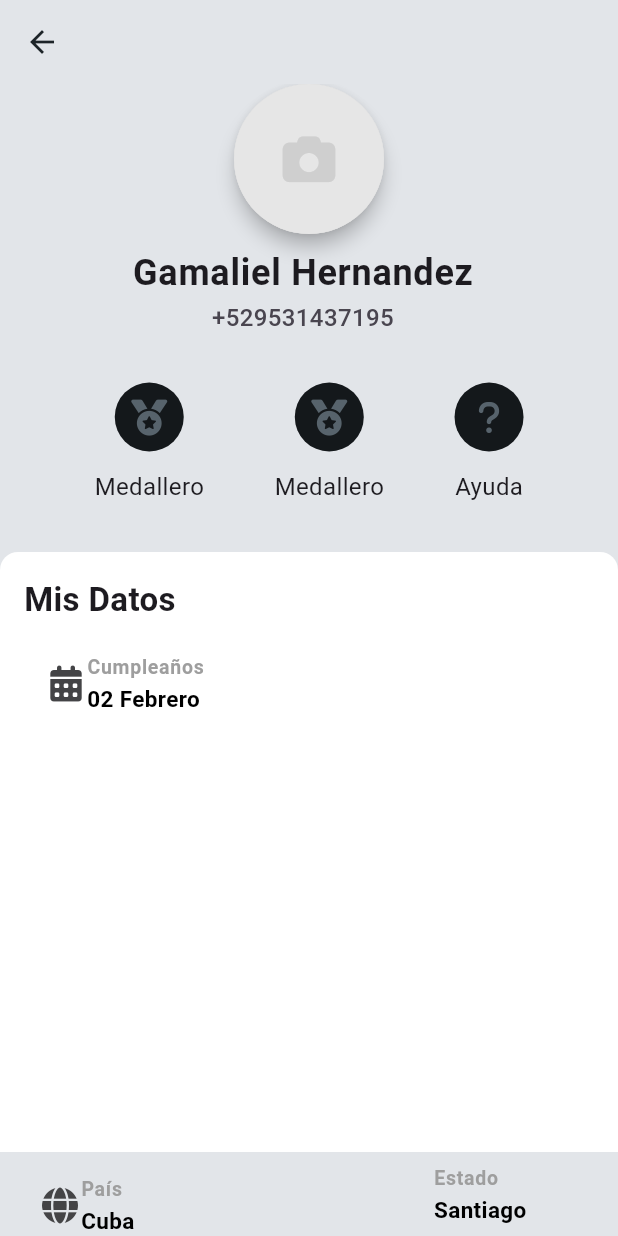
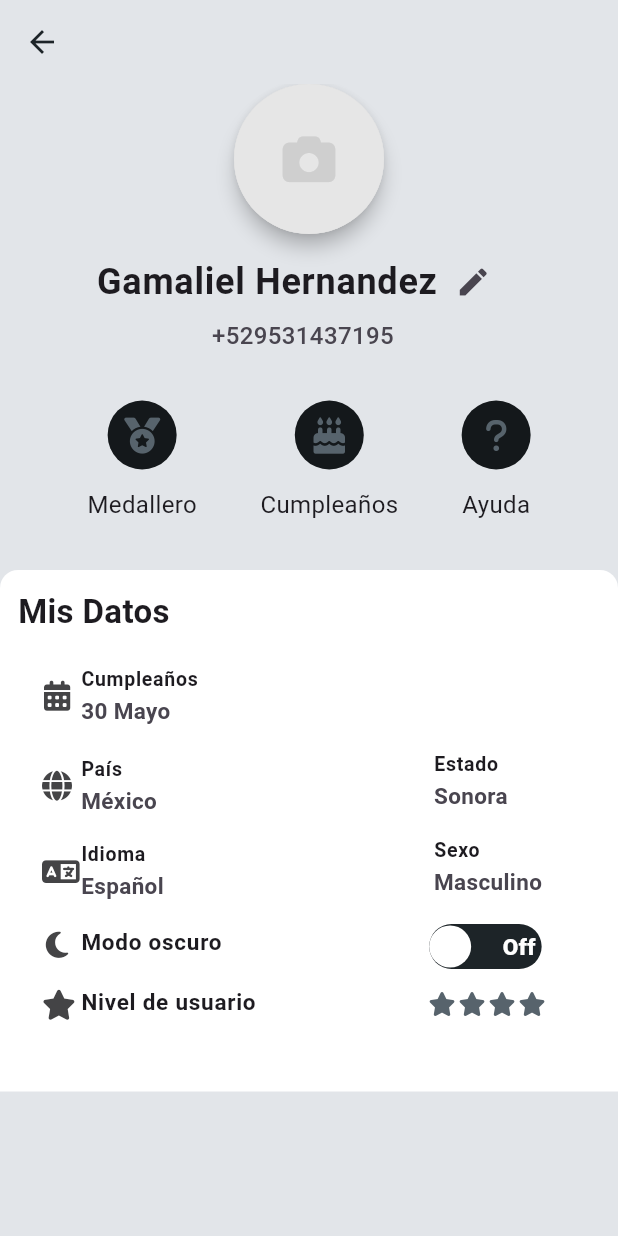
Before and after one commit to UNAV-ISC/rpsp_rep, a Flutter app: the ProfileView screen opened by its route, on a phone screen of 412 x 824 dp. Run offline on Flutter 3.47's test engine with Material 3 defaults, Android fonts, the phone set to English and light mode, and no system bars; drawn by our look-alikes of flutter_switch; our stand-ins replace font_awesome_flutter, get, image_picker, shared_preferences, table_calendar, webview_flutter; missing offline and left inert: flutter_inappwebview; accounts and stored records are empty.

Commit message:
G_sabado

```diff
--- a/lib/app/data/providers/user_provider.dart
+++ b/lib/app/data/providers/user_provider.dart
@@ -6,9 +6,9 @@ class UserProvider extends GetxService {
     name: 'Gamaliel',
     lastName: 'Hernandez',
     email: '+529531437195',
-    birthDate: '02 Febrero',
-    country: 'Cuba',
-    county: 'Santiago',
+    birthDate: '30 Mayo',
+    country: 'México',
+    county: 'Sonora',
     language: 'Español',
     sex: 'Masculino',
     darkMode: false,
--- a/lib/app/modules/home/components/bible_dialog.dart
+++ b/lib/app/modules/home/components/bible_dialog.dart
@@ -28,9 +28,12 @@ _bibleDialog(BuildContext context) {
           mainAxisSize: MainAxisSize.max,
           children: [
             CustomMaterialButton(
-                child: const Text('Escuchar'), onPressed: () {}),
+                color: Theme.of(context).cardColor,
+                child: const Text('Escuchar'),
+                onPressed: () {}),
             const SizedBox(height: 10),
             CustomMaterialButton(
+                color: Theme.of(context).cardColor,
                 child: const Text('Leer'),
                 onPressed: () {
                   Get.back();
--- a/lib/app/modules/home/components/calendar.dart
+++ b/lib/app/modules/home/components/calendar.dart
@@ -71,7 +71,7 @@ class __CalendarState extends State<_Calendar> {
           calendarStyle: const CalendarStyle(
             todayDecoration: BoxDecoration(
               shape: BoxShape.circle,
-              //color: Color.fromARGB(255, 57, 210, 192),
+              color: Color.fromARGB(255, 57, 210, 192),
             ),
             todayTextStyle: TextStyle(
               fontSize: 17,
--- a/lib/app/modules/onboarding/views/onboarding_view.dart
+++ b/lib/app/modules/onboarding/views/onboarding_view.dart
@@ -47,9 +47,7 @@ class OnboardingView extends GetView<OnboardingController> {
                           () => Text(
                             _.isLastPage ? 'COMENZAR' : 'SIGUIENTE',
                             style: const TextStyle(
-                                color: Colors.white54,
-                                fontWeight: FontWeight.bold,
-                                fontSize: 16.0),
+                                fontWeight: FontWeight.bold, fontSize: 16.0),
                           ),
                         ),
                         onPressed: () => _.isLastPage
@@ -88,7 +86,6 @@ class _CustomButton extends StatelessWidget {
         ),
         margin: const EdgeInsets.symmetric(horizontal: 20.0, vertical: 15),
         child: MaterialButton(
-          disabledColor: Colors.grey,
           shape:
               RoundedRectangleBorder(borderRadius: BorderRadius.circular(18.0)),
           height: 60,
--- a/lib/app/modules/perfil/components/dark_mode_switch.dart
+++ b/lib/app/modules/perfil/components/dark_mode_switch.dart
@@ -17,7 +17,7 @@ class _DarkModeSwitch extends GetView<ProfileController> {
           toggleSize: 28.0,
           borderRadius: 30.0,
           activeColor: Theme.of(context).primaryColor,
-          inactiveColor: const Color(0xffC8881F),
+          inactiveColor: Theme.of(context).primaryColor,
           value: _.darkMode.value,
           onToggle: (value) {
             _.darkMode.value = value;
--- a/lib/app/modules/perfil/components/ver_button.dart
+++ b/lib/app/modules/perfil/components/ver_button.dart
@@ -11,8 +11,9 @@ class _VerButton extends StatelessWidget {
         shape: const StadiumBorder(),
       ),
       child: const Text(
-        "Ver",
-        style: TextStyle(fontWeight: FontWeight.bold, fontSize: 17),
+        "Ir",
+        style: TextStyle(
+            color: Colors.white, fontWeight: FontWeight.bold, fontSize: 17),
       ),
       onPressed: () {},
     );
--- a/lib/app/modules/perfil/views/perfil_view.dart
+++ b/lib/app/modules/perfil/views/perfil_view.dart
@@ -46,8 +46,7 @@ class ProfileView extends GetView<ProfileController> {
                   selectImage: _.selectImageFromGallery),
               _dataProfile(context),
               _links(),
-              _dataPersonal(context),
-              _rowData()
+              _dataPersonal(context)
             ],
           ),
         ),
@@ -79,9 +78,9 @@ class ProfileView extends GetView<ProfileController> {
                 width: 46,
                 decoration: BoxDecoration(
                     color: Get.theme.splashColor, shape: BoxShape.circle),
-                child: const Icon(FontAwesomeIcons.medal, size: 24)),
+                child: const Icon(FontAwesomeIcons.cakeCandles, size: 24)),
             const SizedBox(height: 12),
-            const Text('Medallero', style: TextStyle(fontSize: 16))
+            const Text('Cumpleaños', style: TextStyle(fontSize: 16))
           ]),
           Column(children: [
             Container(
@@ -103,13 +102,13 @@ class ProfileView extends GetView<ProfileController> {
 
     return Container(
       width: responsive.width,
-      height: 400,
-      decoration: const BoxDecoration(
-          color: Colors.white,
-          borderRadius: BorderRadius.only(
+      height: responsive.height * 0.422,
+      decoration: BoxDecoration(
+          color: Theme.of(context).cardColor,
+          borderRadius: const BorderRadius.only(
               topLeft: Radius.circular(12), topRight: Radius.circular(12))),
       child: Padding(
-        padding: EdgeInsets.all(16),
+        padding: const EdgeInsets.all(12),
         child: Column(
           mainAxisAlignment: MainAxisAlignment.start,
           crossAxisAlignment: CrossAxisAlignment.start,
@@ -123,6 +122,7 @@ class ProfileView extends GetView<ProfileController> {
               title: 'Cumpleaños',
               info: _.user.birthDate!,
             ),
+            _rowData(),
           ],
         ),
       ),
@@ -143,10 +143,10 @@ class ProfileView extends GetView<ProfileController> {
                 style:
                     const TextStyle(fontSize: 24, fontWeight: FontWeight.bold),
               ),
-              // IconButton(
-              //   icon: const Icon(Icons.edit),
-              //   onPressed: () => navigateTo(context, EditProfileView()),
-              // )
+              IconButton(
+                icon: const Icon(Icons.edit),
+                onPressed: () => navigateTo(context, EditProfileView()),
+              )
             ],
           ),
           subtitle: Text(
@@ -206,11 +206,7 @@ class ProfileView extends GetView<ProfileController> {
           const ProfileDataInfo(
             icon: FontAwesomeIcons.solidStar,
             title: 'Nivel de usuario',
-          ),
-          const ProfileDataInfo(
-            icon: FontAwesomeIcons.medal,
-            title: 'Medallero',
-          ),
+          )
         ],
       ),
     );
@@ -230,8 +226,7 @@ class ProfileView extends GetView<ProfileController> {
           _DarkModeSwitch(),
           const SizedBox(height: 15),
           const StarsLevel(),
-          const SizedBox(height: 15),
-          _VerButton()
+          const SizedBox(height: 15)
         ],
       ),
     );
--- a/lib/app/routes/app_pages.dart
+++ b/lib/app/routes/app_pages.dart
@@ -35,7 +35,7 @@ part 'app_routes.dart';
 class AppPages {
   AppPages._();
 
-  static const initial = Routes.bottomBar;
+  static const initial = Routes.onboarding;
 
   static final routes = [
     GetPage(
--- a/lib/app/shared/global_widgets/profile_data_info.dart
+++ b/lib/app/shared/global_widgets/profile_data_info.dart
@@ -27,20 +27,21 @@ class ProfileDataInfo extends StatelessWidget {
     final _prefs = StoragePrefs();
     var thme = _prefs.isDarkMode;
     //print(thme);
-    const titleStyleOrig = TextStyle(
-        fontSize: 13, fontWeight: FontWeight.w600, color: Colors.grey);
+    const titleStyleOrig = TextStyle(fontSize: 13, fontWeight: FontWeight.w600);
 
     var infoStyle = TextStyle(
-        fontSize: 15,
-        fontWeight: FontWeight.w600,
-        color: thme ? Colors.grey : Colors.black);
+      fontSize: 15,
+      fontWeight: FontWeight.w600,
+      //color: thme ? Colors.grey : Colors.black
+    );
     /*const infoStyle = TextStyle(
         fontSize: 18, fontWeight: FontWeight.w600, color: Colors.grey);*/
 
     var titleStyleEditProfile = TextStyle(
-        fontSize: 15,
-        fontWeight: FontWeight.w600,
-        color: thme ? Colors.white : Colors.black);
+      fontSize: 15,
+      fontWeight: FontWeight.w600,
+      //color: thme ? Colors.white : Colors.black
+    );
 
     TextStyle titleStyle;
 
@@ -58,7 +59,7 @@ class ProfileDataInfo extends StatelessWidget {
     } else if (icon == null && titleInLeft) {
       kLeading = null;
     } else {
-      kLeading = Icon(icon, color: iconColor, size: 24);
+      kLeading = Icon(icon, color: iconColor, size: 20);
     }
 
     return Column(
```
Also changed, not shown: lib/app/modules/home/components/prayer_dialog.dart (+7 -8 lines), lib/app/modules/hymn_player/views/hymn_player_view.dart (+26 -34 lines), lib/app/modules/prayers_list/views/prayers_list_view.dart (+7 -8 lines).
